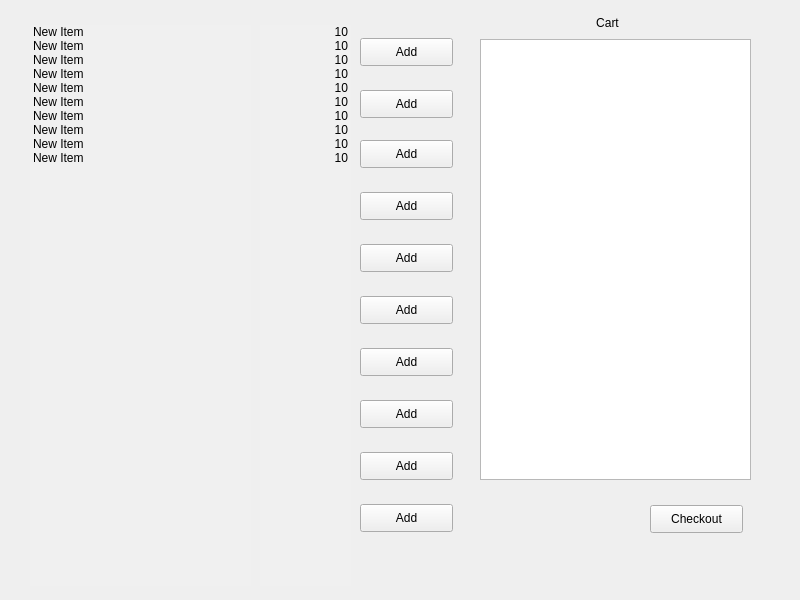
First picture: the form in Ui_Folder/FoodStackWidget.ui, repository Chuezhang2278/Foodies, before the edit.
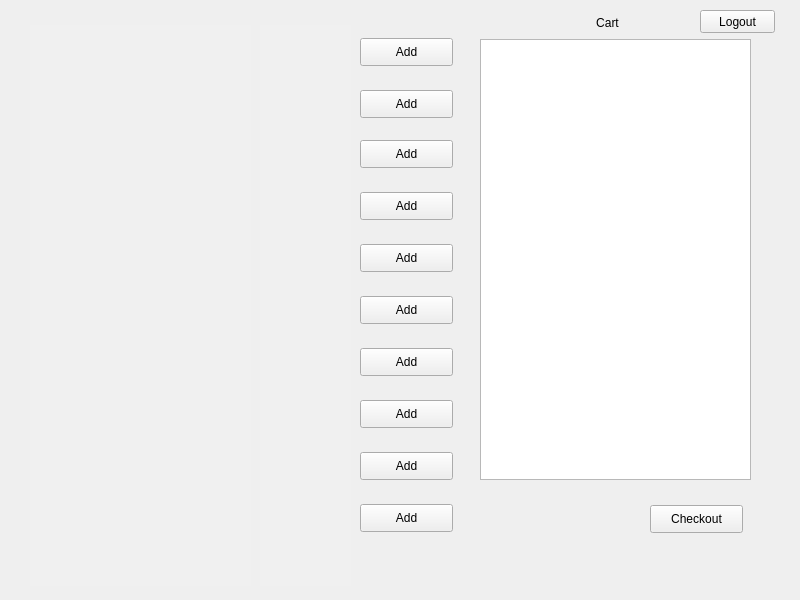
Second picture: the form after the edit. The open tabs and pages were chosen to show the change.

Commit message: Added final 2 pages for Menu, still working on rating system and complaint

```diff
--- a/Ui_Folder/FoodStackWidget.ui
+++ b/Ui_Folder/FoodStackWidget.ui
@@ -54,56 +54,6 @@
       <property name="spacing">
        <number>15</number>
       </property>
-      <item>
-       <property name="text">
-        <string>New Item</string>
-       </property>
-      </item>
-      <item>
-       <property name="text">
-        <string>New Item</string>
-       </property>
-      </item>
-      <item>
-       <property name="text">
-        <string>New Item</string>
-       </property>
-      </item>
-      <item>
-       <property name="text">
-        <string>New Item</string>
-       </property>
-      </item>
-      <item>
-       <property name="text">
-        <string>New Item</string>
-       </property>
-      </item>
-      <item>
-       <property name="text">
-        <string>New Item</string>
-       </property>
-      </item>
-      <item>
-       <property name="text">
-        <string>New Item</string>
-       </property>
-      </item>
-      <item>
-       <property name="text">
-        <string>New Item</string>
-       </property>
-      </item>
-      <item>
-       <property name="text">
-        <string>New Item</string>
-       </property>
-      </item>
-      <item>
-       <property name="text">
-        <string>New Item</string>
-       </property>
-      </item>
      </widget>
      <widget class="QPushButton" name="AddButton2">
       <property name="geometry">
@@ -224,86 +174,6 @@
       <property name="spacing">
        <number>15</number>
       </property>
-      <item>
-       <property name="text">
-        <string>10</string>
-       </property>
-       <property name="textAlignment">
-        <set>AlignTrailing|AlignVCenter</set>
-       </property>
-      </item>
-      <item>
-       <property name="text">
-        <string>10</string>
-       </property>
-       <property name="textAlignment">
-        <set>AlignTrailing|AlignVCenter</set>
-       </property>
-      </item>
-      <item>
-       <property name="text">
-        <string>10</string>
-       </property>
-       <property name="textAlignment">
-        <set>AlignTrailing|AlignVCenter</set>
-       </property>
-      </item>
-      <item>
-       <property name="text">
-        <string>10</string>
-       </property>
-       <property name="textAlignment">
-        <set>AlignTrailing|AlignVCenter</set>
-       </property>
-      </item>
-      <item>
-       <property name="text">
-        <string>10</string>
-       </property>
-       <property name="textAlignment">
-        <set>AlignTrailing|AlignVCenter</set>
-       </property>
-      </item>
-      <item>
-       <property name="text">
-        <string>10</string>
-       </property>
-       <property name="textAlignment">
-        <set>AlignTrailing|AlignVCenter</set>
-       </property>
-      </item>
-      <item>
-       <property name="text">
-        <string>10</string>
-       </property>
-       <property name="textAlignment">
-        <set>AlignTrailing|AlignVCenter</set>
-       </property>
-      </item>
-      <item>
-       <property name="text">
-        <string>10</string>
-       </property>
-       <property name="textAlignment">
-        <set>AlignTrailing|AlignVCenter</set>
-       </property>
-      </item>
-      <item>
-       <property name="text">
-        <string>10</string>
-       </property>
-       <property name="textAlignment">
-        <set>AlignTrailing|AlignVCenter</set>
-       </property>
-      </item>
-      <item>
-       <property name="text">
-        <string>10</string>
-       </property>
-       <property name="textAlignment">
-        <set>AlignTrailing|AlignVCenter</set>
-       </property>
-      </item>
      </widget>
      <widget class="QPushButton" name="AddButton5">
       <property name="geometry">
@@ -379,6 +249,19 @@
        <string>Add</string>
       </property>
      </widget>
+     <widget class="QPushButton" name="pushButton_7">
+      <property name="geometry">
+       <rect>
+        <x>700</x>
+        <y>10</y>
+        <width>75</width>
+        <height>23</height>
+       </rect>
+      </property>
+      <property name="text">
+       <string>Logout</string>
+      </property>
+     </widget>
     </widget>
     <widget class="QWidget" name="page_2">
      <widget class="QListView" name="listView">
```
Left out of the diff: 231 changed lines with no effect on the pictures.
